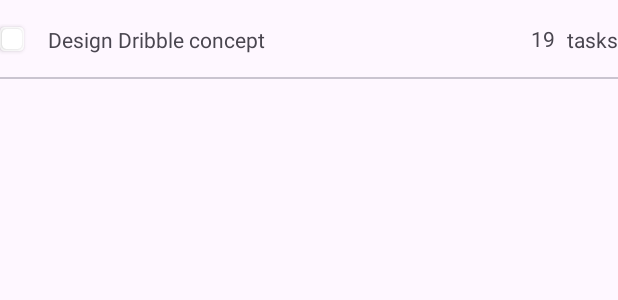
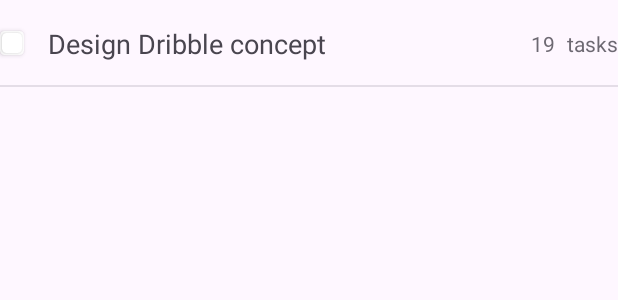
Before and after one commit to mdunggggg/TodoApp, an Android app: the layout item_category_search_view.xml on its own in the app's theme, with its tools: preview values and no code run, on a phone screen of 412 x 824 dp. Shown: the top 300 px of the screen. Run offline under Robolectric (Android 15) with nearby library versions, the phone set to English and light mode, and no system bars.

Commit message:
update ui

```diff
--- a/app/src/main/java/com/example/todoapp/Adapter/RecyclerViewAdapter/SubtasksAdapter.kt
+++ b/app/src/main/java/com/example/todoapp/Adapter/RecyclerViewAdapter/SubtasksAdapter.kt
@@ -22,10 +22,10 @@ class SubtasksAdapter(
                 tvSubtaskName.text = subtask.title
                 cbSubtaskStatus.isChecked = subtask.isFinish
                 cbSubtaskStatus.setOnClickListener {
-                    onUpdate(adapterPosition)
+                    onUpdate(absoluteAdapterPosition)
                 }
                 ivRemoveSubtask.setOnClickListener {
-                    onRemove(adapterPosition)
+                    onRemove(absoluteAdapterPosition)
                 }
             }
         }
--- a/app/src/main/res/layout/item_category_search_view.xml
+++ b/app/src/main/res/layout/item_category_search_view.xml
@@ -12,6 +12,7 @@
             tools:text="Design Dribble concept"
             android:layout_toEndOf="@+id/cv_category_color_search_view"
             android:layout_centerVertical="true"
+            android:textSize="18sp"
             />
 
         <androidx.cardview.widget.CardView
@@ -34,6 +35,8 @@
             android:id="@+id/tv_tasks_count_number"
             android:layout_toStartOf="@+id/tv_tasks_count"
             android:layout_marginEnd="8dp"
+            android:layout_centerVertical="true"
+            android:alpha="0.8"
             tools:text="19"
             />
         <TextView
@@ -43,11 +46,13 @@
             android:text="@string/tasks"
             android:layout_centerVertical="true"
             android:layout_alignParentEnd="true"
+            android:alpha="0.8"
             />
         <com.google.android.material.divider.MaterialDivider
             android:layout_width="match_parent"
             android:layout_below="@+id/tv_category_name_search_view"
             android:layout_marginTop="16dp"
-            android:layout_height="1dp"/>
+            android:layout_height="1dp"
+            android:alpha="0.5"/>
 
 </RelativeLayout>
--- a/app/src/main/res/layout/item_task_search_view.xml
+++ b/app/src/main/res/layout/item_task_search_view.xml
@@ -12,6 +12,7 @@
         tools:text="Design Dribble concept"
         android:layout_alignParentStart="true"
         android:layout_centerVertical="true"
+        android:textSize="18sp"
         />
 
     <androidx.cardview.widget.CardView
@@ -33,6 +34,7 @@
         android:layout_width="wrap_content"
         android:layout_height="wrap_content"
         android:text="@string/home"
+        android:alpha="0.8"
         android:layout_centerVertical="true"
         android:layout_alignParentEnd="true"
         />
@@ -40,6 +42,7 @@
         android:layout_width="match_parent"
         android:layout_below="@+id/tv_category_name_search_view"
         android:layout_marginTop="16dp"
+        android:alpha="0.5"
         android:layout_height="1dp"/>
 
 </RelativeLayout>
```
Also changed, not shown: app/src/main/res/layout/fragment_home.xml (+9 -4 lines), app/src/main/res/values/themes.xml (+8 -1 lines).
